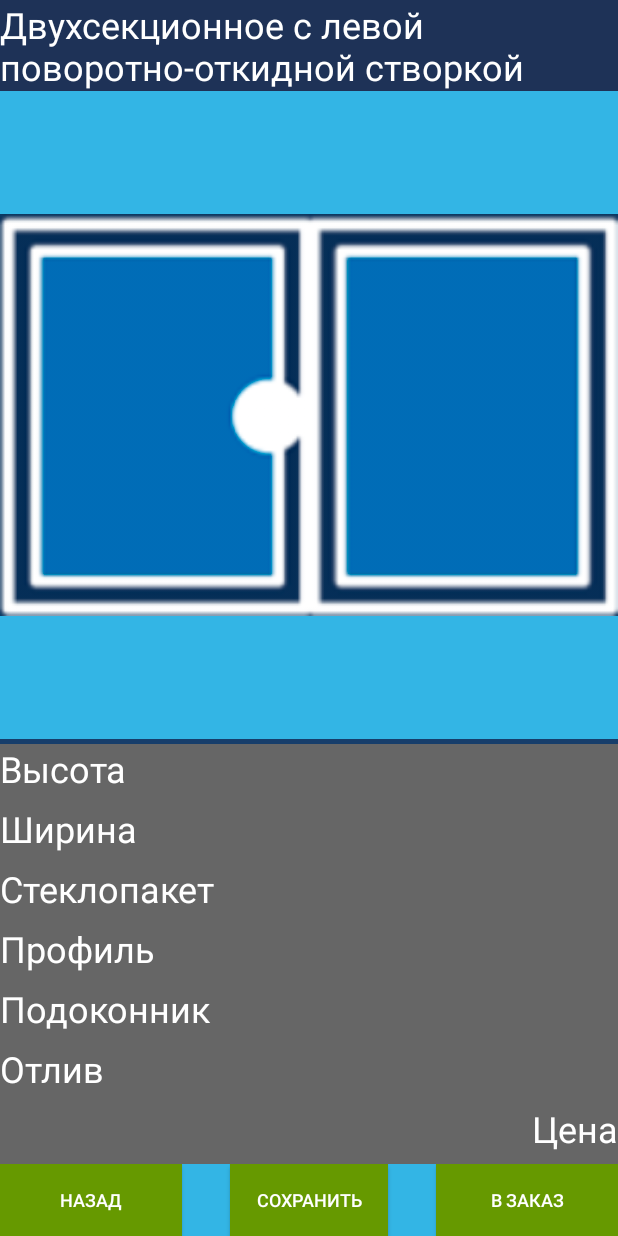
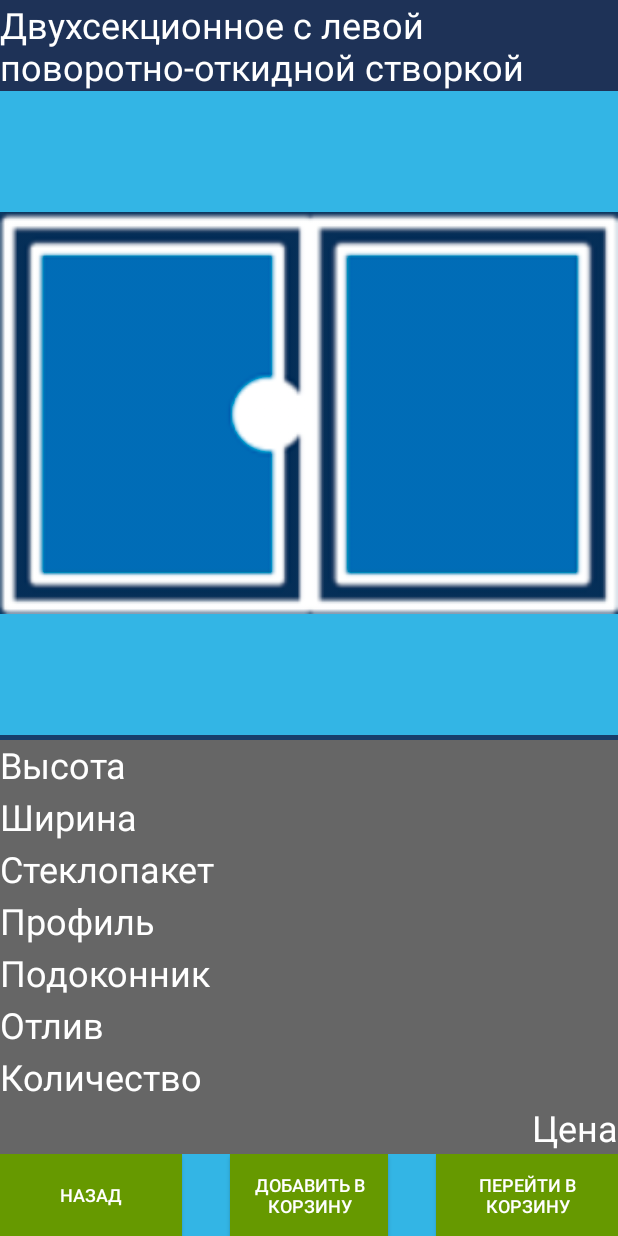
Before and after one commit to Nefor75/WindPlast, an Android app: the ActivityMain screen opened directly, with no data from a screen before it, after a tap on an icon or button, on a phone screen of 412 x 824 dp. Run offline under Robolectric (Android 15) with nearby library versions, the light colour scheme and no system bars.

Commit message:
Next commit.

```diff
--- a/app/build.gradle
+++ b/app/build.gradle
@@ -25,4 +25,6 @@ dependencies {
     implementation 'com.google.android.material:material:1.2.0-alpha05'
     implementation 'androidx.legacy:legacy-support-v4:1.0.0'
     implementation 'org.jetbrains:annotations-java5:15.0'
+    implementation "androidx.recyclerview:recyclerview:1.1.0"
+    implementation 'com.balysv:material-ripple:1.0.2'
 }
--- a/app/src/main/AndroidManifest.xml
+++ b/app/src/main/AndroidManifest.xml
@@ -1,6 +1,8 @@
 <?xml version="1.0" encoding="utf-8"?>
 <manifest xmlns:android="http://schemas.android.com/apk/res/android"
     package="com.glumy.windplast">
+
+    <uses-permission android:name="android.permission.INTERNET"/>
 
     <application
         android:allowBackup="true"
@@ -25,6 +27,8 @@
             android:theme="@style/Main"/>
         <activity android:name=".ActivityProductDetails"
             android:theme="@style/Main"/>
+        <activity android:name=".ActivityShoppingCart"
+            android:theme="@style/Main"/>
     </application>
 
 </manifest>
--- a/app/src/main/java/com/glumy/windplast/ActivityMain.java
+++ b/app/src/main/java/com/glumy/windplast/ActivityMain.java
@@ -39,7 +39,7 @@ public class ActivityMain extends AppCompatActivity implements AdapterView.OnIte
         frag2 = new FragmentSettingsTwo();
 
         initToolbar();
-
+        initComponents();
 //        // launch instruction when first launch
 //        if (sharedPref.isFirstLaunch()) {
 //            startActivity(new Intent(this, ActivityInstruction.class));
@@ -202,4 +202,8 @@ public class ActivityMain extends AppCompatActivity implements AdapterView.OnIte
         startActivity(i);
     }
 
+    public void initComponents(){
+
+    }
+
 }
--- a/app/src/main/java/com/glumy/windplast/ActivityProductDetails.java
+++ b/app/src/main/java/com/glumy/windplast/ActivityProductDetails.java
@@ -34,7 +34,8 @@ public class ActivityProductDetails extends AppCompatActivity {
                 Toast.makeText(this, "Добавлен в заказ", Toast.LENGTH_SHORT).show();
                 break;
             case R.id.btn_4:
-                Toast.makeText(this, "Переход", Toast.LENGTH_SHORT).show();
+                i = new Intent(this, ActivityShoppingCart.class);
+                startActivity(i);
                 break;
         }
     }
--- a/app/src/main/res/layout/activity_product_details.xml
+++ b/app/src/main/res/layout/activity_product_details.xml
@@ -85,17 +85,27 @@
         android:background="@color/grey_60"/>
 
     <TextView
-        android:id="@+id/tv_list_6"
+    android:id="@+id/tv_list_6"
+    android:layout_width="match_parent"
+    android:layout_height="match_parent"
+    android:layout_weight="2"
+    android:text="Отлив"
+    android:textSize="24sp"
+    android:textColor="@android:color/white"
+    android:background="@color/grey_60"/>
+
+    <TextView
+        android:id="@+id/tv_list_7"
         android:layout_width="match_parent"
         android:layout_height="match_parent"
         android:layout_weight="2"
-        android:text="Отлив"
+        android:text="@string/quantity"
         android:textSize="24sp"
         android:textColor="@android:color/white"
         android:background="@color/grey_60"/>
 
     <TextView
-        android:id="@+id/tv_list_7"
+        android:id="@+id/tv_list_8"
         android:layout_width="match_parent"
         android:layout_height="match_parent"
         android:layout_weight="2"
--- a/app/src/main/res/values/strings.xml
+++ b/app/src/main/res/values/strings.xml
@@ -4,9 +4,13 @@
     <string name="tv_as_bottom_line">Developed by GlooMy</string>
 
     <!--Activity_product_details -->
+    <string name="width">Ширина</string>
+    <string name="height">Высота</string>
+    <string name="glasses">Стеклопакет</string>
+    <string name="quantity">Количество</string>
     <string name="button1">Назад</string>
-    <string name="button2">Сохранить</string>
-    <string name="button3">В заказ</string>
+    <string name="button2">Добавить в корзину</string>
+    <string name="button3">Перейти в корзину</string>
 
     <!--Toolbar -->
     <string name="settings">Настройки</string>
@@ -33,11 +37,6 @@
     </string>
     <string name="version_unknown">Unknown</string>
 
-
-    <string name="width">Ширина</string>
-    <string name="height">Высота</string>
-    <string name="glasses">Стеклопакет</string>
-
     <!-- String resourse for settings_1 -->
     <string name="name_settings1_up_left">Двухсекционное с левой поворотно-откидной створкой</string>
     <string name="name_settings1_mid_left">Глухое</string>
```
Also changed, not shown: app/src/main/java/com/glumy/windplast/ActivityShoppingCart.java (added, +24 -0 lines), app/src/main/res/layout/activity_shopping_cart.xml (added, +15 -0 lines), app/src/main/res/layout/item_shopping_cart.xml (added, +24 -0 lines), 1 other file.
